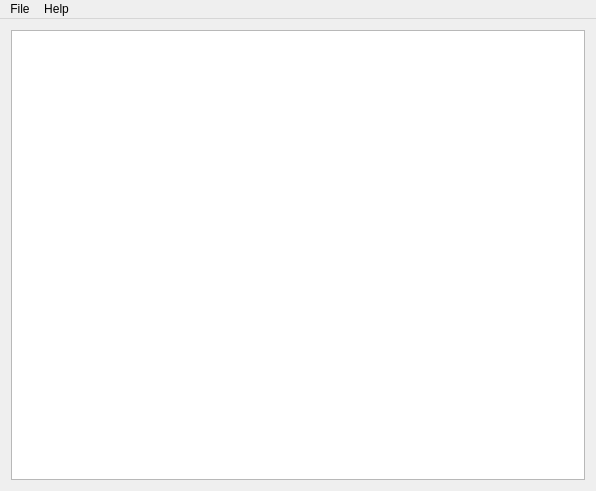
First picture: the form in src/mainwindow.ui, repository xhorizont/eepe, before the edit.
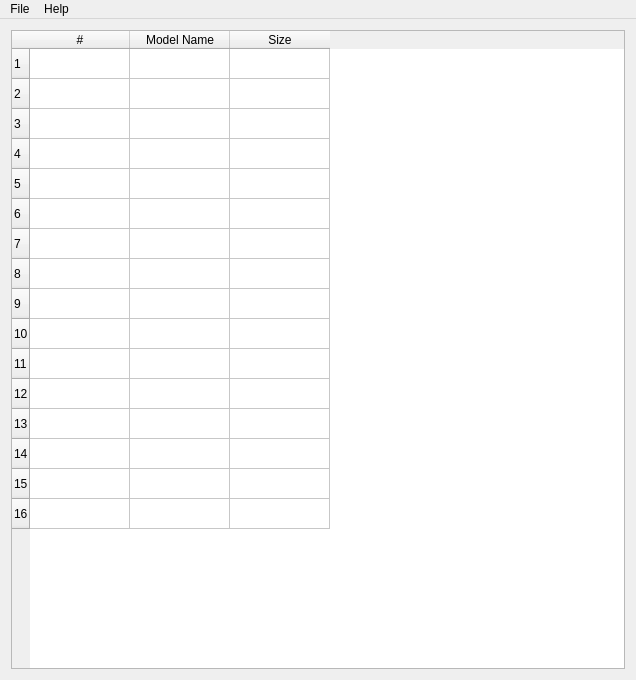
Second picture: the form after the edit.

Patch:
```diff
--- a/src/mainwindow.ui
+++ b/src/mainwindow.ui
@@ -6,8 +6,8 @@
    <rect>
     <x>0</x>
     <y>0</y>
-    <width>596</width>
-    <height>491</height>
+    <width>636</width>
+    <height>680</height>
    </rect>
   </property>
   <property name="windowTitle">
@@ -16,7 +16,45 @@
   <widget class="QWidget" name="centralWidget">
    <layout class="QGridLayout" name="gridLayout">
     <item row="0" column="0">
-     <widget class="QListWidget" name="listWidget"/>
+     <widget class="QTableWidget" name="tableWidget">
+      <property name="rowCount">
+       <number>16</number>
+      </property>
+      <property name="columnCount">
+       <number>3</number>
+      </property>
+      <row/>
+      <row/>
+      <row/>
+      <row/>
+      <row/>
+      <row/>
+      <row/>
+      <row/>
+      <row/>
+      <row/>
+      <row/>
+      <row/>
+      <row/>
+      <row/>
+      <row/>
+      <row/>
+      <column>
+       <property name="text">
+        <string>#</string>
+       </property>
+      </column>
+      <column>
+       <property name="text">
+        <string>Model Name</string>
+       </property>
+      </column>
+      <column>
+       <property name="text">
+        <string>Size</string>
+       </property>
+      </column>
+     </widget>
     </item>
    </layout>
   </widget>
@@ -25,7 +63,7 @@
     <rect>
      <x>0</x>
      <y>0</y>
-     <width>596</width>
+     <width>636</width>
      <height>20</height>
     </rect>
    </property>
```
